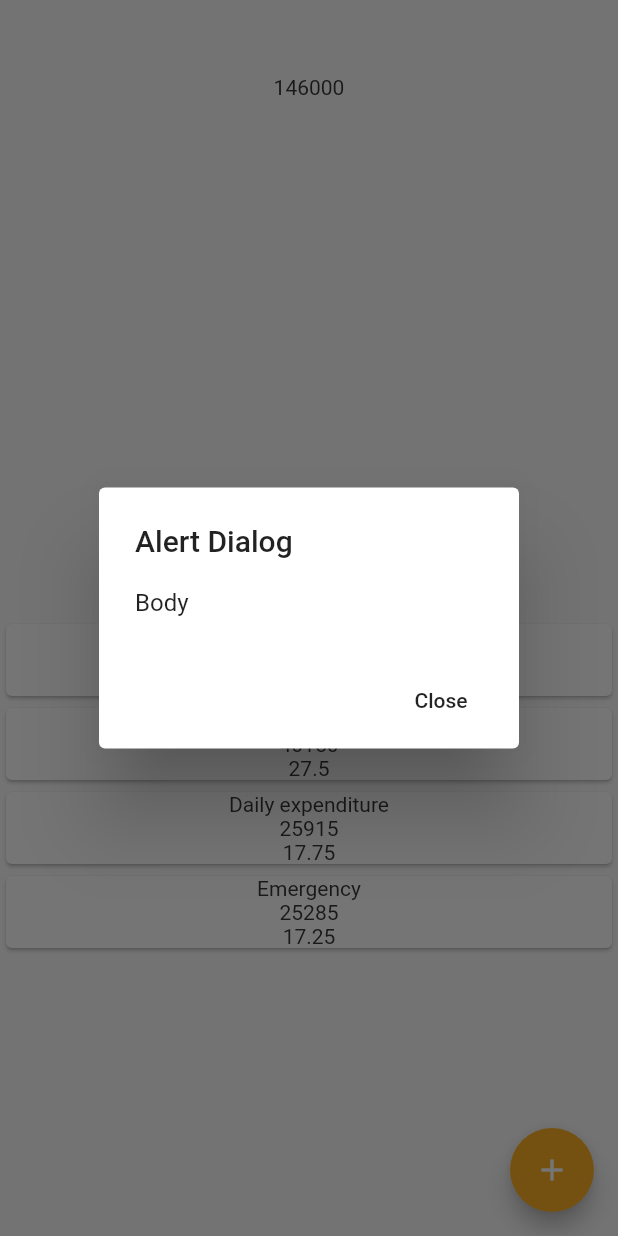
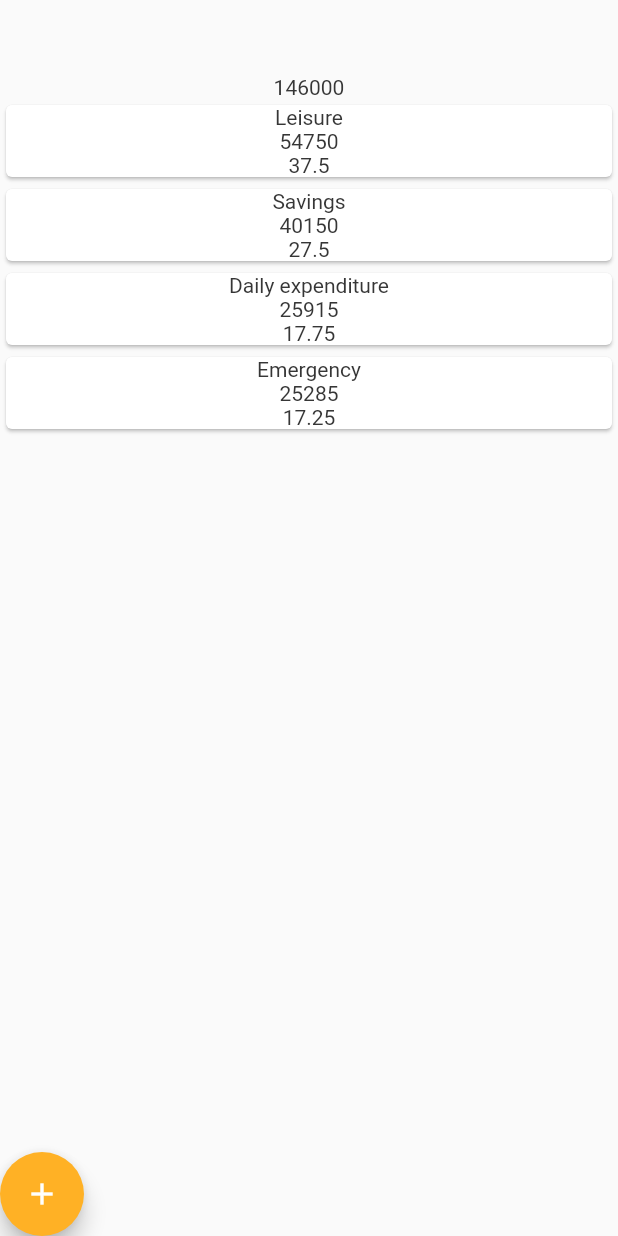
Before and after one commit to RichardMbingi/proportions, a Flutter app: the screen it shows after launch, after a tap on the "add" icon, on a phone screen of 412 x 824 dp. Run offline on Flutter 3.47's test engine with Material 2 defaults, Android fonts, the phone set to English and light mode, and no system bars.

Commit message:
Refactoring code

```diff
--- a/lib/src/screens/home.dart
+++ b/lib/src/screens/home.dart
@@ -1,6 +1,4 @@
 import 'package:flutter/material.dart';
-import '../widgets/form_widget.dart';
-import '../services/services.dart';
 import '../widgets/widgets.dart';
 
 class HomeScreen extends StatefulWidget {
@@ -9,27 +7,6 @@ class HomeScreen extends StatefulWidget {
 }
 
 class _HomeScreenState extends State<HomeScreen> {
-
-void showCreateCategory() {
-  showDialog(
-    context: context,
-    builder: (BuildContext context) {
-      return AlertDialog(
-        title: Text("Alert Dialog"),
-        content: Text("Body"),
-        actions: <Widget>[
-          FlatButton(
-            child: new Text("Close"),
-            onPressed: () {
-              Navigator.of(context).pop();
-            },
-          )
-        ],
-      );
-    },
-  );
-}
-
   @override
   Widget build(BuildContext context) {
     return Scaffold(
@@ -37,27 +14,10 @@ void showCreateCategory() {
         mainAxisAlignment: MainAxisAlignment.start,
         crossAxisAlignment: CrossAxisAlignment.start,
         children: <Widget>[
-          //?Total amount display
-          Flexible(
-            child: buildTotalAmountCard(),
-          ),
-
-          //?Category list
-          Flexible(
-            child: ListView.builder(
-              itemCount: categoryList.length,
-              itemBuilder: (BuildContext context, int index) =>
-                  buildCategoryCard(context, index),
-            ),
-          ),
+          buildTotalAmountCard(),
+          categoryCardList(),
+          addCategoryButton(),
         ],
-      ),
-
-      //?Add category button
-      floatingActionButton: FloatingActionButton(
-        onPressed: showCreateCategory,
-        backgroundColor: Color(0xFFFFB125),
-        child: Icon(Icons.add),
       ),
     );
   }
--- a/lib/src/services/create_category.dart
+++ b/lib/src/services/create_category.dart
@@ -1,5 +1,3 @@
 //TODO: Add category card
 //TODO: Create category form
 //TODO: Fetch data from form
-
-import 'package:flutter/material.dart';
--- /dev/null
+++ b/lib/src/widgets/add_category.dart
@@ -0,0 +1,9 @@
+import 'package:flutter/material.dart';
+
+Widget addCategoryButton() {
+  return FloatingActionButton(
+    onPressed: () {},
+    backgroundColor: Color(0xFFFFB125),
+    child: Icon(Icons.add),
+  );
+}
--- a/lib/src/widgets/category_card.dart
+++ b/lib/src/widgets/category_card.dart
@@ -8,7 +8,7 @@ final List<Category> categoryList = [
   Category("Emergency", 25285, 17.25),
 ];
 
-Widget buildCategoryCard(BuildContext context, int index) {
+Widget categoryCard(BuildContext context, int index) {
   final category = categoryList[index];
 
 //?Card
--- /dev/null
+++ b/lib/src/widgets/category_card_list.dart
@@ -0,0 +1,12 @@
+import 'package:flutter/material.dart';
+import 'category_card.dart';
+
+Widget categoryCardList() {
+  return Flexible(
+    child: ListView.builder(
+      itemCount: categoryList.length,
+      itemBuilder: (BuildContext context, int index) =>
+          categoryCard(context, index),
+    ),
+  );
+}
--- a/lib/src/widgets/widgets.dart
+++ b/lib/src/widgets/widgets.dart
@@ -1,2 +1,4 @@
 export 'category_card.dart';
 export 'total_amount.dart';
+export 'add_category.dart';
+export 'category_card_list.dart';
```
Also changed, not shown: lib/src/widgets/form_widget.dart (deleted, +0 -13 lines).
